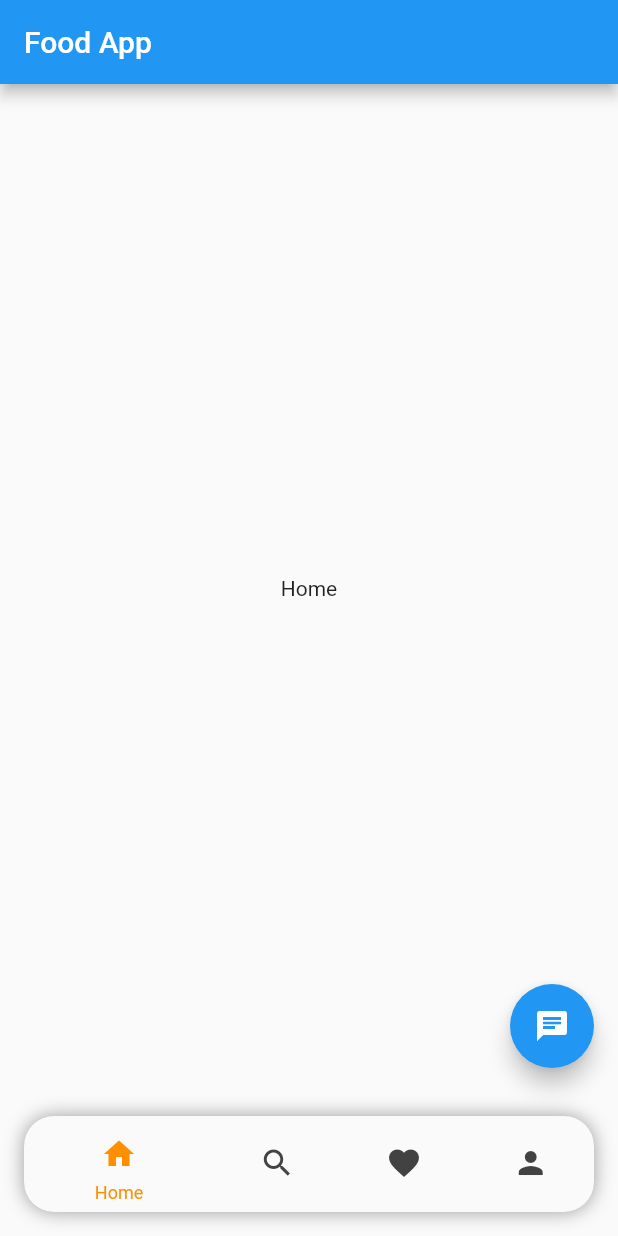
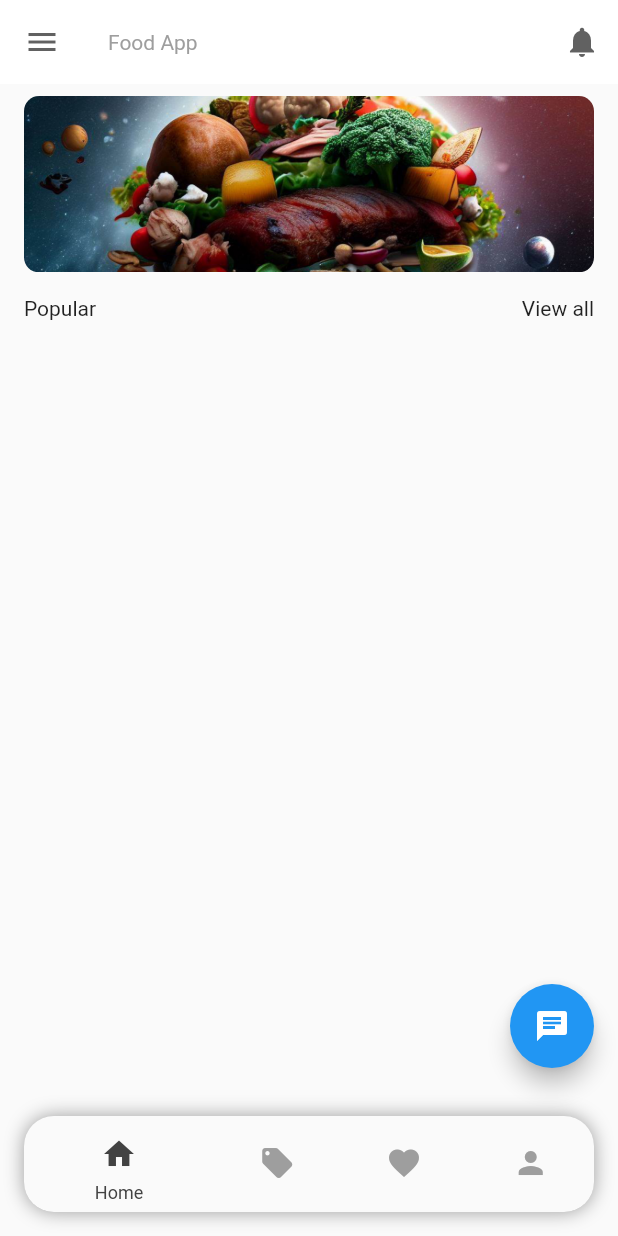
Before and after one commit to NabinRai4017/FoodApp, a Flutter app: the screen it shows after launch, on a phone screen of 412 x 824 dp. Run offline on Flutter 3.47's test engine with Material 2 defaults, Android fonts, the phone set to English and light mode, and no system bars; our stand-ins replace flutter_redux, redux; missing offline and left inert: redux_logging.

Commit message:
home view design

```diff
--- a/lib/component/screen/home_screen.dart
+++ b/lib/component/screen/home_screen.dart
@@ -1,6 +1,8 @@
 import 'package:flutter/foundation.dart';
 import 'package:flutter/material.dart';
+import 'package:food_app/component/screen/popular_screen.dart';
 import 'package:food_app/component/widget/bottom_nav_bar.dart';
+import 'package:food_app/component/widget/main_app_bar.dart';
 
 class HomeScreen extends StatefulWidget {
   const HomeScreen({Key? key}) : super(key: key);
@@ -24,12 +26,10 @@ class _HomeScreenState extends State<HomeScreen> {
   @override
   Widget build(BuildContext context) {
     return Scaffold(
-      appBar: AppBar(
-        title: const Text('Food App'),
-      ),
-      body: const Center(child: Text('Home')),
+      appBar: const MainAppBar(title: "Food App"),
+      body: const PopularScreen(),
       floatingActionButton: FloatingActionButton(
-        onPressed: () => {},
+        onPressed: () {},
         tooltip: 'Help?',
         child: const Icon(Icons.chat),
       ),
--- /dev/null
+++ b/lib/component/screen/popular_screen.dart
@@ -0,0 +1,31 @@
+import 'package:flutter/material.dart';
+
+class PopularScreen extends StatefulWidget {
+  const PopularScreen({Key? key}) : super(key: key);
+
+  @override
+  State<PopularScreen> createState() => _PopularScreenState();
+}
+
+class _PopularScreenState extends State<PopularScreen> {
+  @override
+  Widget build(BuildContext context) {
+    return ListView(
+      children: [
+        Container(
+          padding: const EdgeInsets.only(left: 16, right: 16, top: 8),
+          child: const ClipRRect(
+            borderRadius: BorderRadius.all(Radius.circular(10)),
+            child: Image(image: AssetImage('assets/images/banner.jpg')),
+          ),
+        ),
+        Container(
+          padding: const EdgeInsets.all(16),
+          child: Row(
+            children: const [Text("Popular"), Spacer(), Text("View all")],
+          ),
+        ),
+      ],
+    );
+  }
+}
--- a/lib/component/widget/bottom_nav_bar.dart
+++ b/lib/component/widget/bottom_nav_bar.dart
@@ -35,9 +35,9 @@ class BottomNavBar extends StatelessWidget {
                   icon: SizedBox(
                     height: 38,
                     width: 38,
-                    child: Icon(Icons.search),
+                    child: Icon(Icons.local_offer),
                   ),
-                  label: "Search"),
+                  label: "Offer"),
               BottomNavigationBarItem(
                   icon: SizedBox(
                     height: 38,
@@ -54,8 +54,8 @@ class BottomNavBar extends StatelessWidget {
                   label: "Profile")
             ],
             currentIndex: selectedIndex,
-            selectedItemColor: Colors.amber[800],
-            unselectedItemColor: Colors.grey[800],
+            selectedItemColor: Colors.grey[800],
+            unselectedItemColor: Colors.grey,
             selectedFontSize: 12,
             onTap: onTapped,
           ),
--- /dev/null
+++ b/lib/component/widget/main_app_bar.dart
@@ -0,0 +1,34 @@
+import 'package:flutter/material.dart';
+
+class MainAppBar extends StatelessWidget with PreferredSizeWidget {
+  const MainAppBar({Key? key, required this.title}) : super(key: key);
+
+  final String title;
+
+  @override
+  Widget build(BuildContext context) {
+    return AppBar(
+      title: Text(title),
+      shadowColor: Colors.transparent,
+      titleTextStyle: const TextStyle(color: Colors.grey),
+      backgroundColor: Colors.white,
+      leading: IconButton(
+        icon: const Icon(Icons.menu),
+        color: Colors.grey[700],
+        tooltip: 'Menu Icon',
+        onPressed: () {},
+      ),
+      actions: [
+        IconButton(
+          icon: const Icon(Icons.notifications),
+          color: Colors.grey[700],
+          tooltip: 'Show notification',
+          onPressed: () {},
+        )
+      ],
+    );
+  }
+
+  @override
+  Size get preferredSize => const Size.fromHeight(kToolbarHeight);
+}
--- a/pubspec.yaml
+++ b/pubspec.yaml
@@ -62,9 +62,9 @@ flutter:
   uses-material-design: true
 
   # To add assets to your application, add an assets section, like this:
-  # assets:
-  #   - images/a_dot_burr.jpeg
-  #   - images/a_dot_ham.jpeg
+  assets:
+    - assets/icons/
+    - assets/images/
 
   # An image asset can refer to one or more resolution-specific "variants", see
   # https://flutter.dev/assets-and-images/#resolution-aware
```
Also changed, not shown: lib/component/screen/favourite_screen.dart (added, +15 -0 lines), lib/component/screen/offer_screen.dart (added, +15 -0 lines), lib/component/screen/profile_screen.dart (added, +15 -0 lines), assets/images/banner.jpg (added).
